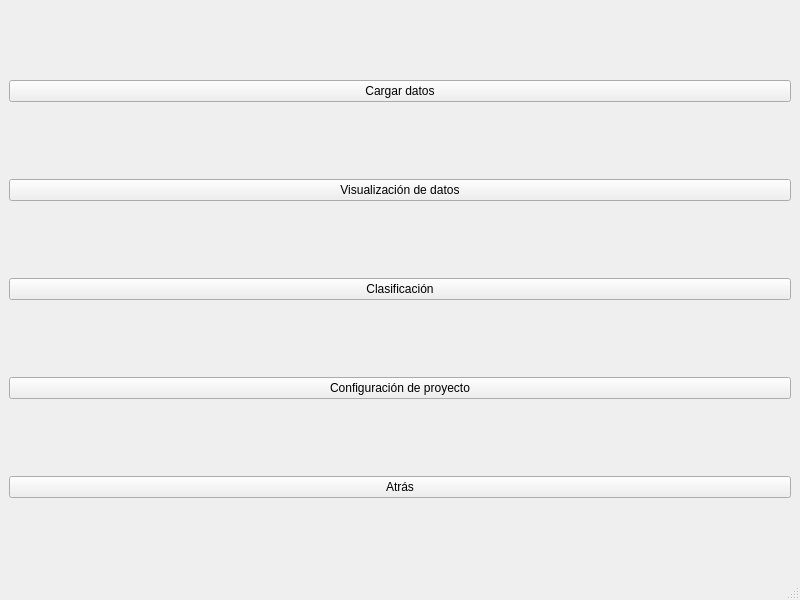
Above: Interfaces/view_menu_seleccion.ui from adrianvillanueva997/computation_lab_2 before the change. Below: the same form after it.
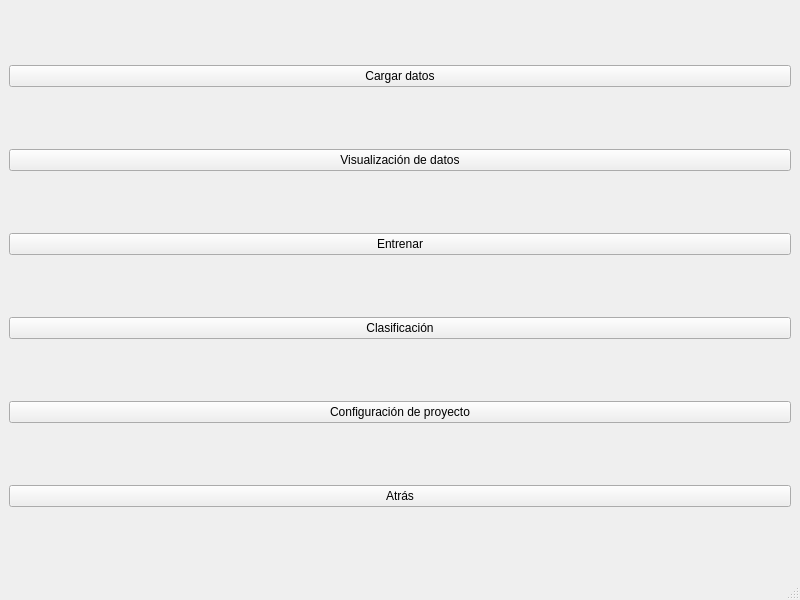
That is the form after the change.

What changed in the file:
```diff
--- a/Interfaces/view_menu_seleccion.ui
+++ b/Interfaces/view_menu_seleccion.ui
@@ -31,17 +31,14 @@
       </property>
      </widget>
     </item>
-    <item row="2" column="0">
-     <widget class="QPushButton" name="pushButton_Clasificacion">
-      <property name="cursor">
-       <cursorShape>PointingHandCursor</cursorShape>
-      </property>
+    <item row="5" column="0">
+     <widget class="QPushButton" name="pushButton_Atras">
       <property name="text">
-       <string>Clasificación</string>
+       <string>Atrás</string>
       </property>
      </widget>
     </item>
-    <item row="3" column="0">
+    <item row="4" column="0">
      <widget class="QPushButton" name="pushButton_ConfiguracionProyecto">
       <property name="cursor">
        <cursorShape>PointingHandCursor</cursorShape>
@@ -61,10 +58,20 @@
       </property>
      </widget>
     </item>
-    <item row="4" column="0">
-     <widget class="QPushButton" name="pushButton_Atras">
+    <item row="3" column="0">
+     <widget class="QPushButton" name="pushButton_Clasificacion">
+      <property name="cursor">
+       <cursorShape>PointingHandCursor</cursorShape>
+      </property>
       <property name="text">
-       <string>Atrás</string>
+       <string>Clasificación</string>
+      </property>
+     </widget>
+    </item>
+    <item row="2" column="0">
+     <widget class="QPushButton" name="pushButton_Entrenar">
+      <property name="text">
+       <string>Entrenar</string>
       </property>
      </widget>
     </item>
```
